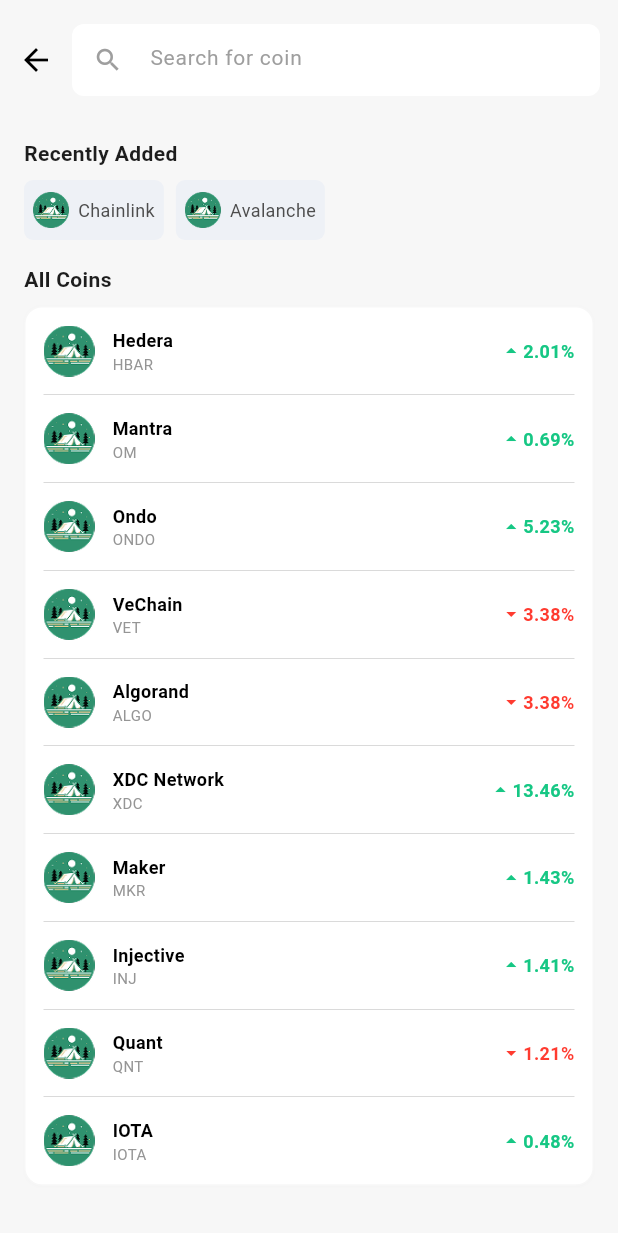
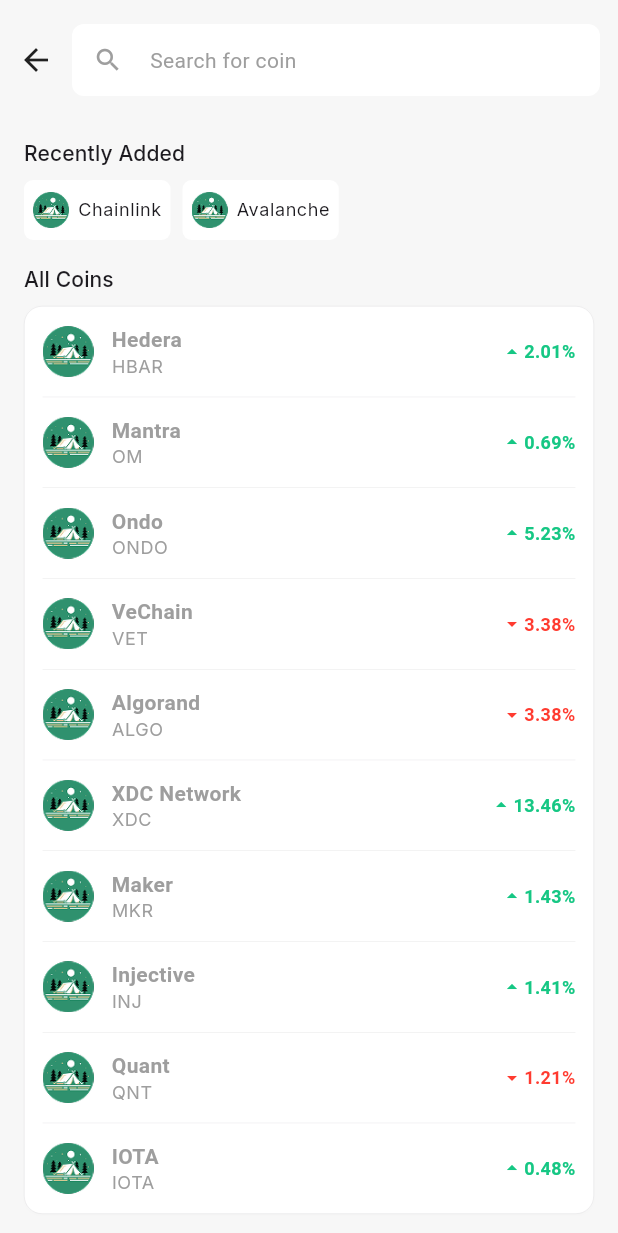
Before and after one commit to abdGhost/rwa_app, a Flutter app: the CoinSearchScreen screen opened directly, on a phone screen of 412 x 824 dp. Shown: the top 1233 px of the screen. Run offline on Flutter 3.47's test engine with Material 3 defaults, Android fonts, the light colour scheme and no system bars; our stand-ins replace fl_chart, flutter_riverpod, flutter_svg, flutter_switch, google_fonts, shared_preferences; accounts and stored records are empty.

Commit message:
worked on dark mode and light mode for market screen

```diff
--- a/lib/screens/add_coin_screen.dart
+++ b/lib/screens/add_coin_screen.dart
@@ -91,6 +91,7 @@
 
   @override
   Widget build(BuildContext context) {
+    final theme = Theme.of(context);
     final filteredCoins =
         _isSearching && _searchController.text.isNotEmpty
             ? coins.where((coin) {
@@ -110,9 +111,9 @@
         filteredCoins.where((coin) => !recentlyAdded.contains(coin)).toList();
 
     return Scaffold(
-      backgroundColor: const Color(0xFFF7F7F7),
+      backgroundColor: theme.scaffoldBackgroundColor,
       appBar: AppBar(
-        backgroundColor: const Color(0xFFF7F7F7),
+        backgroundColor: theme.scaffoldBackgroundColor,
         elevation: 0,
         automaticallyImplyLeading: false,
         toolbarHeight: 80,
@@ -120,27 +121,26 @@
         title: Row(
           children: [
             IconButton(
-              icon: const Icon(Icons.arrow_back, color: Colors.black),
+              icon: Icon(Icons.arrow_back, color: theme.iconTheme.color),
               onPressed: () => Navigator.pop(context),
             ),
             Expanded(
               child: Container(
                 height: 48,
                 decoration: BoxDecoration(
-                  color: const Color(0xFFFFFFFF),
+                  color: theme.cardColor,
                   borderRadius: BorderRadius.circular(8),
                 ),
                 alignment: Alignment.center,
                 child: TextField(
                   controller: _searchController,
-                  onChanged: (value) {
-                    setState(() => _isSearching = value.isNotEmpty);
-                  },
-                  style: const TextStyle(
-                    fontSize: 14,
-                    color: Color(0xFF16C784), // ✅ Green text color
+                  onChanged:
+                      (value) =>
+                          setState(() => _isSearching = value.isNotEmpty),
+                  style: theme.textTheme.bodyMedium?.copyWith(
+                    color: const Color(0xFF16C784), // ✅ Green text
                   ),
-                  cursorColor: Color(0xFF16C784), // ✅ Green cursor
+                  cursorColor: const Color(0xFF16C784), // ✅ Green cursor
                   decoration: InputDecoration(
                     isDense: true,
                     contentPadding: const EdgeInsets.symmetric(vertical: 12),
@@ -168,7 +168,21 @@
                       fontSize: 14,
                       color: Colors.grey,
                     ),
-                    border: InputBorder.none,
+                    enabledBorder: OutlineInputBorder(
+                      borderRadius: BorderRadius.circular(8),
+                      borderSide: BorderSide.none,
+                    ),
+                    focusedBorder: OutlineInputBorder(
+                      borderRadius: BorderRadius.circular(8),
+                      borderSide: const BorderSide(
+                        color: Color(0xFF16C784), // ✅ Thin green border
+                        width: 0.2,
+                      ),
+                    ),
+                    border: OutlineInputBorder(
+                      borderRadius: BorderRadius.circular(8),
+                      borderSide: BorderSide.none,
+                    ),
                   ),
                 ),
               ),
@@ -177,21 +191,18 @@
           ],
         ),
       ),
+
       body: SingleChildScrollView(
         padding: const EdgeInsets.only(bottom: 16),
         child: Column(
           crossAxisAlignment: CrossAxisAlignment.start,
           children: [
             if (recentlyAdded.isNotEmpty) ...[
-              const Padding(
-                padding: EdgeInsets.fromLTRB(16, 12, 16, 8),
+              Padding(
+                padding: const EdgeInsets.fromLTRB(16, 12, 16, 8),
                 child: Text(
                   "Recently Added",
-                  style: TextStyle(
-                    fontSize: 14,
-                    fontWeight: FontWeight.w600,
-                    color: Color(0xFF1D1D1D),
-                  ),
+                  style: theme.textTheme.titleSmall,
                 ),
               ),
               SizedBox(
@@ -206,7 +217,7 @@
                     return Container(
                       padding: const EdgeInsets.symmetric(horizontal: 6),
                       decoration: BoxDecoration(
-                        color: const Color(0xFFEEF1F6),
+                        color: theme.cardColor,
                         borderRadius: BorderRadius.circular(6),
                       ),
                       child: Row(
@@ -215,11 +226,7 @@
                           const SizedBox(width: 6),
                           Text(
                             coin["symbol"],
-                            style: const TextStyle(
-                              fontSize: 12,
-                              fontWeight: FontWeight.w400,
-                              color: Color(0xFF4D4D4D),
-                            ),
+                            style: theme.textTheme.bodySmall,
                           ),
                         ],
                       ),
@@ -229,24 +236,22 @@
               ),
             ],
             if (others.isNotEmpty) ...[
-              const Padding(
-                padding: EdgeInsets.fromLTRB(16, 16, 16, 8),
-                child: Text(
-                  "All Coins",
-                  style: TextStyle(
-                    fontSize: 14,
-                    fontWeight: FontWeight.w600,
-                    color: Color(0xFF1D1D1D),
-                  ),
-                ),
+              Padding(
+                padding: const EdgeInsets.fromLTRB(16, 16, 16, 8),
+                child: Text("All Coins", style: theme.textTheme.titleSmall),
               ),
               Padding(
                 padding: const EdgeInsets.symmetric(horizontal: 16),
                 child: Container(
                   decoration: BoxDecoration(
-                    color: Colors.white,
+                    color: theme.cardColor,
                     borderRadius: BorderRadius.circular(12),
-                    border: Border.all(color: Color(0xFFF7F7F7)),
+                    // border: Border.all(color: theme.dividerColor),
+                    border: Border.all(
+                      color: theme.dividerColor.withOpacity(0.2),
+                      width: 0.4,
+                    ),
+
                     boxShadow: [
                       BoxShadow(
                         color: Colors.black.withOpacity(0.01),
@@ -256,17 +261,17 @@
                     ],
                   ),
                   child: ListView.separated(
-                    padding: const EdgeInsets.only(left: 12, right: 12),
+                    padding: const EdgeInsets.symmetric(horizontal: 12),
                     shrinkWrap: true,
                     physics: const NeverScrollableScrollPhysics(),
                     itemCount: others.length,
                     separatorBuilder:
-                        (_, __) => const Divider(
+                        (_, __) => Divider(
                           height: 0.5,
-                          color: Color(0xFF000000),
-                          thickness: 0.1,
+                          color: theme.dividerColor.withOpacity(0.2),
+                          thickness: 0.3,
                         ),
-                    itemBuilder: (_, i) => _buildCoinTile(others[i]),
+                    itemBuilder: (_, i) => _buildCoinTile(others[i], theme),
                   ),
                 ),
               ),
@@ -277,9 +282,10 @@
     );
   }
 
-  Widget _buildCoinTile(Map<String, dynamic> coin) {
+  Widget _buildCoinTile(Map<String, dynamic> coin, ThemeData theme) {
     final isUp = coin["change"] >= 0;
-    final changeColor = isUp ? Color(0xFF16C784) : Color(0xFFFF3B30);
+    final changeColor =
+        isUp ? const Color(0xFF16C784) : const Color(0xFFFF3B30);
     final icon = isUp ? Icons.arrow_drop_up : Icons.arrow_drop_down;
 
     return InkWell(
@@ -303,18 +309,14 @@
                 children: [
                   Text(
                     coin["symbol"],
-                    style: const TextStyle(
+                    style: theme.textTheme.bodyMedium?.copyWith(
                       fontWeight: FontWeight.w600,
-                      fontSize: 12,
-                      color: Color(0xFF000000),
                     ),
                   ),
                   Text(
                     coin["name"],
-                    style: const TextStyle(
-                      fontSize: 10,
-                      color: Color(0xFF959595),
-                      fontWeight: FontWeight.w400,
+                    style: theme.textTheme.bodySmall?.copyWith(
+                      color: Colors.grey,
                     ),
                   ),
                 ],
@@ -338,56 +340,4 @@
       ),
     );
   }
-
-  // Widget _buildCoinTile(Map<String, dynamic> coin) {
-  //   final isUp = coin["change"] >= 0;
-  //   final changeColor = isUp ? Color(0xFF16C784) : Color(0xFFFF3B30);
-  //   final icon = isUp ? Icons.arrow_drop_up : Icons.arrow_drop_down;
-
-  //   return Padding(
-  //     padding: const EdgeInsets.symmetric(vertical: 12),
-  //     child: Row(
-  //       children: [
-  //         Image.asset('assets/logo.png', width: 34, height: 34),
-  //         const SizedBox(width: 12),
-  //         Expanded(
-  //           child: Column(
-  //             crossAxisAlignment: CrossAxisAlignment.start,
-  //             children: [
-  //               Text(
-  //                 coin["symbol"],
-  //                 style: const TextStyle(
-  //                   fontWeight: FontWeight.w600,
-  //                   fontSize: 12,
-  //                   color: Color(0xFF000000),
-  //                 ),
-  //               ),
-  //               Text(
-  //                 coin["name"],
-  //                 style: const TextStyle(
-  //                   fontSize: 10,
-  //                   color: Color(0xFF959595),
-  //                   fontWeight: FontWeight.w400,
-  //                 ),
-  //               ),
-  //             ],
-  //           ),
-  //         ),
-  //         Row(
-  //           children: [
-  //             Icon(icon, size: 16, color: changeColor),
-  //             Text(
-  //               "${coin['change'].abs().toStringAsFixed(2)}%",
-  //               style: TextStyle(
-  //                 color: changeColor,
-  //                 fontWeight: FontWeight.w600,
-  //                 fontSize: 12,
-  //               ),
-  //             ),
-  //           ],
-  //         ),
-  //       ],
-  //     ),
-  //   );
-  // }
 }
```
Also changed, not shown: lib/screens/coin_details_screen.dart (+63 -78 lines).
